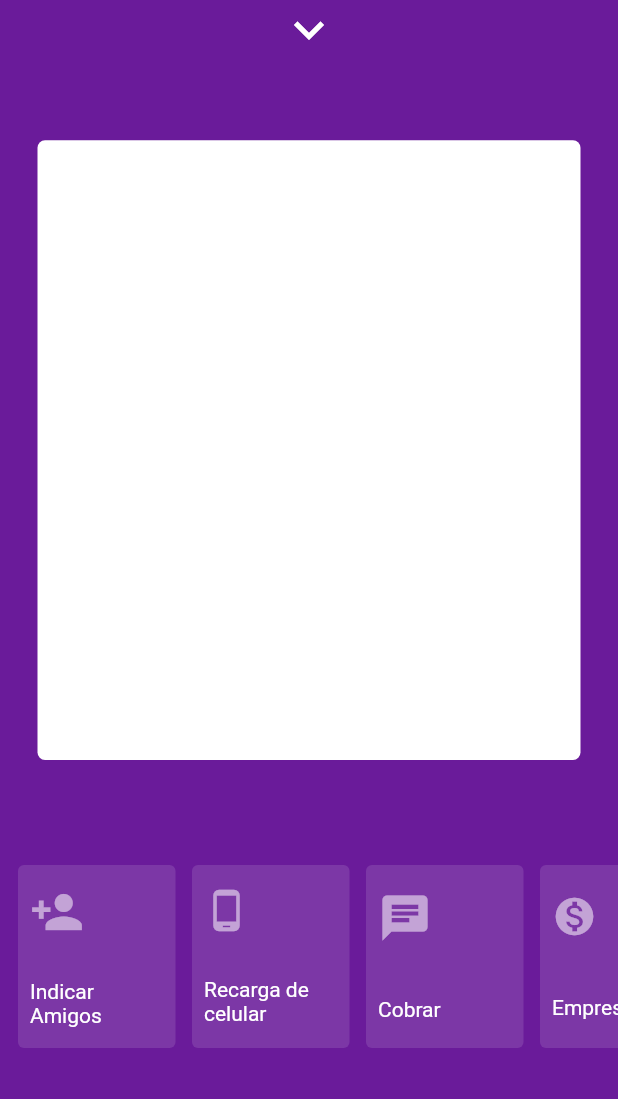
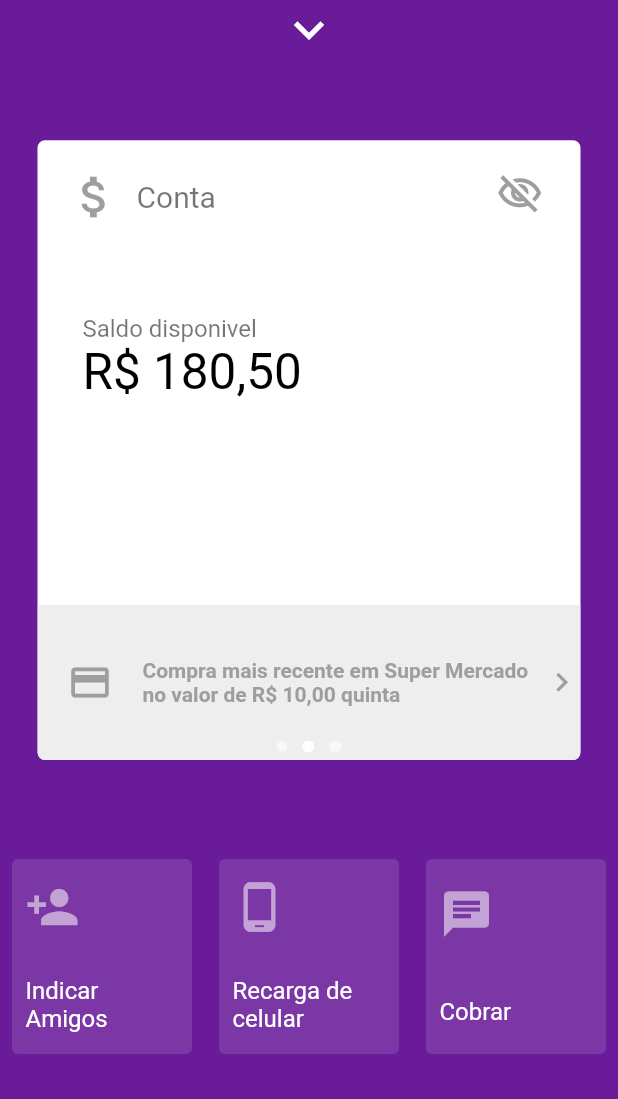
Before and after one commit to kadeguilherme/Nubank, a Flutter app: the screen it shows after launch, swiped to page 2, on a phone screen of 412 x 824 dp, the part 137-1236 px from its top. Run offline on Flutter 3.47's test engine with Material 2 defaults, Android fonts, the phone set to English and light mode, and no system bars; network calls fail.

Commit message:
Construindo o Segundo Card

```diff
--- a/lib/model/list_bottom_mock.dart
+++ b/lib/model/list_bottom_mock.dart
@@ -2,28 +2,50 @@ import 'package:flutter/material.dart';
 
 class ListBottomMock {
   static const data = {
-    'Indicar Amigos': Icon(Icons.person_add, size: 36, color: Colors.white54),
-    'Recarga de celular':
-        Icon(Icons.phone_android, size: 30, color: Colors.white54),
+    'Indicar Amigos': Icon(
+      Icons.person_add,
+      size: 36,
+      color: Colors.white54,
+    ),
+    'Recarga de celular': Icon(
+      Icons.phone_android,
+      size: 36,
+      color: Colors.white54,
+    ),
     'Cobrar': Icon(
       Icons.chat,
       size: 36,
       color: Colors.white54,
     ),
-    'Emprestimos': Icon(Icons.monetization_on, size: 30, color: Colors.white54),
+    'Emprestimos': Icon(
+      Icons.monetization_on,
+      size: 36,
+      color: Colors.white54,
+    ),
     'Depositar': Icon(
       Icons.move_to_inbox,
-      size: 30,
+      size: 36,
       color: Colors.white54,
     ),
     'Transferir': Icon(
       Icons.mobile_screen_share,
-      size: 30,
+      size: 36,
       color: Colors.white54,
     ),
-    'Ajustar limiter':
-        Icon(Icons.format_align_center, size: 30, color: Colors.white54),
-    'Pagar': Icon(Icons.chrome_reader_mode, size: 30, color: Colors.white54),
-    'Bloquear cartão': Icon(Icons.lock_open, size: 30, color: Colors.white54)
+    'Ajustar limiter': Icon(
+      Icons.format_align_center,
+      size: 36,
+      color: Colors.white54,
+    ),
+    'Pagar': Icon(
+      Icons.chrome_reader_mode,
+      size: 36,
+      color: Colors.white54,
+    ),
+    'Bloquear cartão': Icon(
+      Icons.lock_open,
+      size: 36,
+      color: Colors.white54,
+    )
   };
 }
--- a/lib/widget/bottom_menu.dart
+++ b/lib/widget/bottom_menu.dart
@@ -11,16 +11,20 @@ class BottomMenu extends StatelessWidget {
     return Card(
       elevation: 0,
       color: Colors.white12,
+      margin: EdgeInsets.only(right: 15),
       child: Container(
         alignment: Alignment.topLeft,
-        padding: EdgeInsets.only(left: 8.0, right: 8.0),
-        width: 105,
+        padding: EdgeInsets.only(left: 9.0, right: 9.0),
+        width: 120,
         child: Column(
           mainAxisAlignment: MainAxisAlignment.spaceAround,
           crossAxisAlignment: CrossAxisAlignment.start,
           children: [
             ListBottomMock.data.values.map((e) => e).toList()[index],
-            Text(ListBottomMock.data.keys.map((e) => e).toList()[index]),
+            Text(
+              ListBottomMock.data.keys.map((e) => e).toList()[index],
+              style: TextStyle(fontSize: 16),
+            ),
           ],
         ),
       ),
--- a/lib/widget/page_view_app.dart
+++ b/lib/widget/page_view_app.dart
@@ -1,4 +1,5 @@
 import 'package:flutter/material.dart';
+import 'package:nubank/widget/second_card.dart';
 import 'card_app.dart';
 import 'first_card.dart';
 
@@ -34,7 +35,7 @@ class PageViewApp extends StatelessWidget {
                 onPageChanged: onChanged,
                 children: <Widget>[
                   CardApp(child: FirstCard()),
-                  CardApp(),
+                  CardApp(child: SecondCard()),
                   CardApp(),
                 ],
               ),
--- /dev/null
+++ b/lib/widget/second_card.dart
@@ -0,0 +1,113 @@
+import 'package:flutter/material.dart';
+
+class SecondCard extends StatelessWidget {
+  @override
+  Widget build(BuildContext context) {
+    return ClipRRect(
+      borderRadius: BorderRadius.circular(5),
+      child: Column(
+        children: <Widget>[
+          Expanded(
+            flex: 3,
+            child: Container(
+              child: Row(
+                crossAxisAlignment: CrossAxisAlignment.start,
+                children: <Widget>[
+                  Expanded(
+                    child: Column(
+                      crossAxisAlignment: CrossAxisAlignment.start,
+                      children: <Widget>[
+                        Padding(
+                          padding: const EdgeInsets.all(20),
+                          child: Row(
+                            children: [
+                              Icon(
+                                Icons.attach_money,
+                                color: Colors.grey,
+                                size: 36,
+                              ),
+                              SizedBox(
+                                width: 10,
+                              ),
+                              Text(
+                                "Conta",
+                                style: TextStyle(
+                                    color: Colors.black54, fontSize: 20),
+                              ),
+                            ],
+                          ),
+                        ),
+                        Padding(
+                          padding: const EdgeInsets.only(top: 40, left: 30),
+                          child: Column(
+                            crossAxisAlignment: CrossAxisAlignment.start,
+                            children: [
+                              Text(
+                                "Saldo disponivel",
+                                style: TextStyle(
+                                  color: Colors.black54,
+                                  fontSize: 16,
+                                ),
+                              ),
+                              Text(
+                                "R\$ 180,50",
+                                style: TextStyle(
+                                  color: Colors.black,
+                                  fontSize: 33,
+                                  fontWeight: FontWeight.w400,
+                                ),
+                              ),
+                            ],
+                          ),
+                        ),
+                      ],
+                    ),
+                  ),
+                  Padding(
+                    padding: EdgeInsets.only(top: 20, left: 10, right: 25),
+                    child: Icon(
+                      Icons.visibility_off_outlined,
+                      color: Colors.grey,
+                      size: 31,
+                    ),
+                  ),
+                ],
+              ),
+            ),
+          ),
+          Expanded(
+            flex: 1,
+            child: Container(
+              child: Row(
+                mainAxisAlignment: MainAxisAlignment.spaceBetween,
+                children: [
+                  Padding(
+                    padding: EdgeInsets.all(20),
+                    child: Icon(
+                      Icons.credit_card_outlined,
+                      color: Colors.grey,
+                      size: 30,
+                    ),
+                  ),
+                  Flexible(
+                    child: Text(
+                      "Compra mais recente em Super Mercado no valor de R\$ 10,00 quinta",
+                      style: TextStyle(
+                          color: Colors.grey, fontWeight: FontWeight.w700),
+                    ),
+                  ),
+                  Icon(
+                    Icons.chevron_right,
+                    color: Colors.grey,
+                    size: 25,
+                  ),
+                ],
+              ),
+              color: Colors.grey[200],
+            ),
+          )
+        ],
+      ),
+    );
+  }
+}
```
